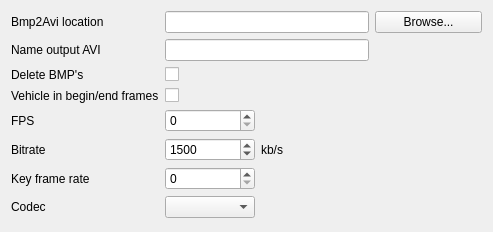
Before: the Qt Designer form src/videosettings.ui in michjans/routegen, drawn with Qt 5.
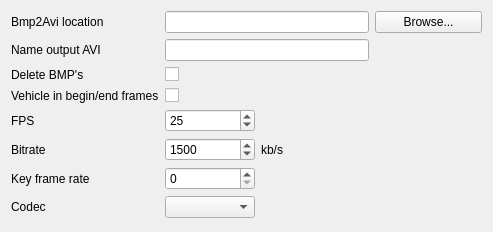
After: the same form once the commit is applied.

Commit message: mFPS must not be null

```diff
--- a/src/videosettings.ui
+++ b/src/videosettings.ui
@@ -98,9 +98,15 @@
      <property name="toolTip">
       <string>Select frame rate of output AVI</string>
      </property>
+     <property name="minimum">
+      <number>1</number>
+     </property>
      <property name="maximum">
       <number>50</number>
      </property>
+     <property name="value">
+      <number>25</number>
+     </property>
     </widget>
    </item>
    <item row="4" column="2" colspan="2">
```
